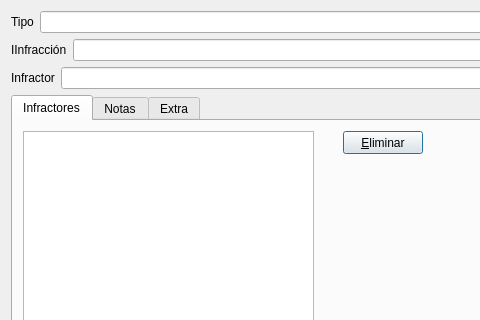
rogorido/qtpredicadores, file gui/dlginfraccionentrada.ui: the form before one commit; both pictures show x 0 to 480 and y 0 to 320 of the 631 by 405 pixel window.
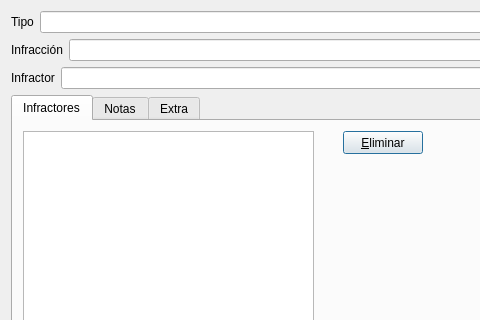
The form after the commit. Custom widgets are drawn as their Qt base class.

Commit message: Completers en form dlgInfraccionEntrada

Patch:
```diff
--- a/gui/dlginfraccionentrada.ui
+++ b/gui/dlginfraccionentrada.ui
@@ -33,7 +33,7 @@
      <item>
       <widget class="QLabel" name="label_3">
        <property name="text">
-        <string>IInfracción</string>
+        <string>Infracción</string>
        </property>
       </widget>
      </item>
```
The commit also changes 3 other files.
